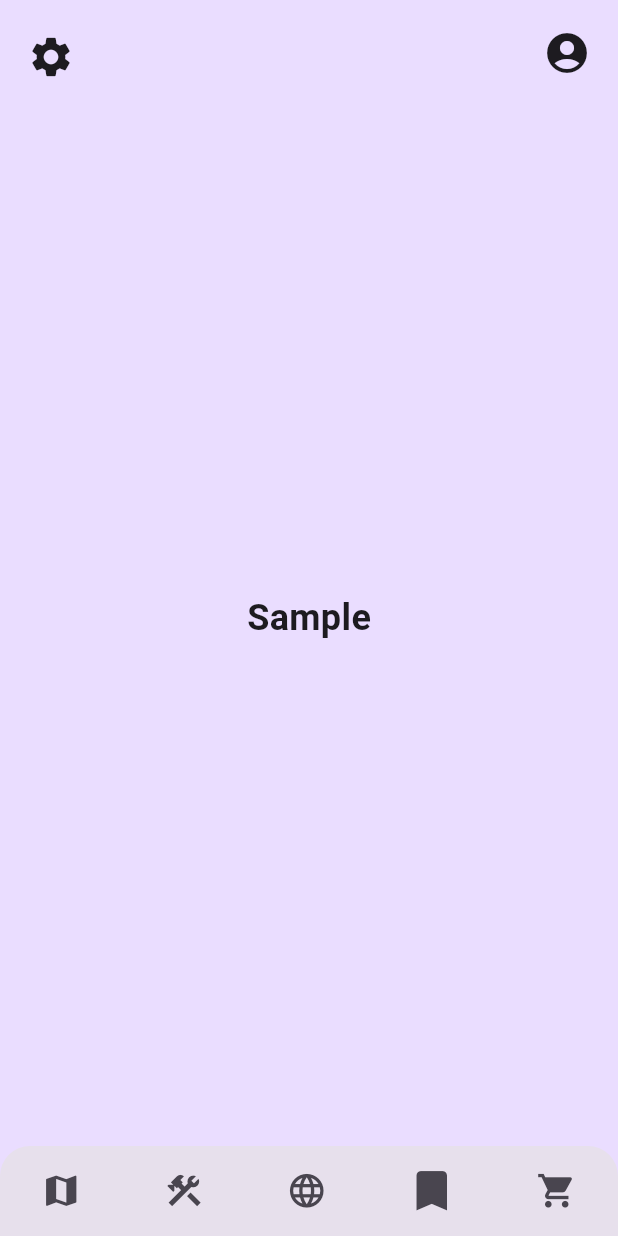
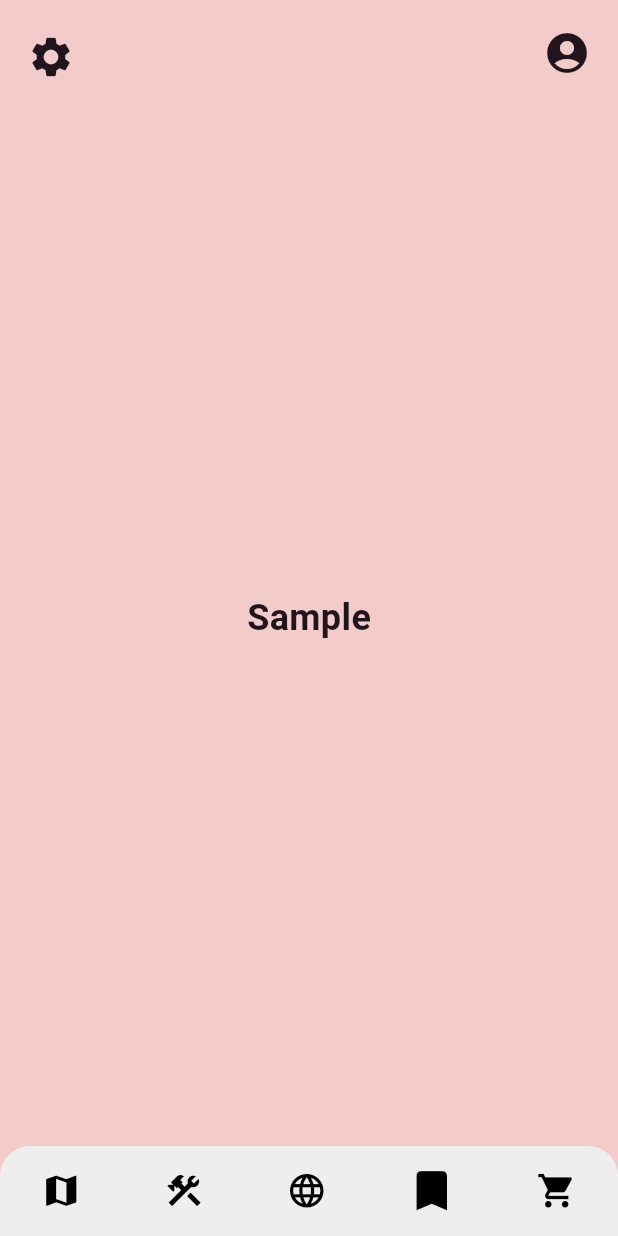
Before and after one commit to owenstuckman/RoomReady, a Flutter app: the screen it shows after launch, on a phone screen of 412 x 824 dp. Run offline on Flutter 3.47's test engine with Material 3 defaults, Android fonts, the phone set to English and light mode, and no system bars.

Commit message:
added in themes

```diff
--- a/room_ready/lib/main.dart
+++ b/room_ready/lib/main.dart
@@ -1,6 +1,7 @@
 import 'package:flutter/material.dart';
 import 'package:room_ready/home_page.dart';
 import 'package:room_ready/into_page.dart';
+import 'package:room_ready/themes.dart';
 
 void main() {
   runApp(const MyApp());
@@ -15,7 +16,6 @@ class MyApp extends StatelessWidget {
     return MaterialApp(
       title: 'Flutter Demo',
       theme: ThemeData(
-
         colorScheme: ColorScheme.fromSeed(seedColor: Colors.deepPurple),
         useMaterial3: true,
       ),
@@ -42,7 +42,7 @@ class _MyHomePageState extends State<MyHomePage> {
   Widget build(BuildContext context) {
     return MaterialApp(
         title: 'Bonvoyage',
-        //theme: Themes.themeData[snapshot.data] ?? Themes.themeData['Lavender'],
+        theme: Themes.themeData['Red'],
         builder: (context, snapshot) {
           return HomePage();
 
--- /dev/null
+++ b/room_ready/lib/themes.dart
@@ -0,0 +1,160 @@
+import 'package:flutter/material.dart';
+
+
+/*
+Themes page
+
+Allows for changing color scheme
+
+Can always be expanded on
+
+ */
+class Themes {
+  static Map<String, ThemeData> themeData = {
+    "Lavender": ThemeData(
+      colorScheme: ColorScheme(
+          //Tile color, Logo Color, button/switch color
+          primary: Color(0xff655479),
+          //Tile text color
+          onPrimary: Colors.white,
+          //Primary background color
+          primaryContainer: Color(0xffd9cbda),
+          //Secondary color
+          secondary: Color(0xffd0aec7),
+          //Secondary text color
+          onSecondary: Color(0xff5b374b),
+          //Secondary background color
+          secondaryContainer: Color(0xffdfd5e0),
+          //Zesty button color
+          tertiary: Color(0xff443454),
+          //Tertiary button text
+          onTertiary: Colors.white,
+          //Top bar on HomePage
+          tertiaryContainer: Colors.white,
+          //Container/Detail color
+          surface: Color(0xffeeeeee),
+          //Darker Container color
+          shadow: Color(0xffdcdcdc),
+          //Container Text
+          onSurface: Color(0xff21141d),
+          //Appbar, navbar
+          surfaceContainer: Color(0xfffff2fb),
+          //Text color on surfaceContainer
+          onSurfaceVariant: Colors.black,
+          error: Colors.transparent,
+          onError: Colors.transparent,
+          brightness: Brightness.light,
+      ),
+    ),
+    "Red": ThemeData(
+      colorScheme: ColorScheme(
+        primary: Color(0xffec6464),
+        onPrimary: Colors.white,
+        secondary: Color(0xfffdc5c5),
+        onSecondary: Color(0xffef3530),
+        tertiary: Color(0xffb04141),
+        onTertiary: Colors.white,
+        tertiaryContainer: Colors.white,
+        primaryContainer: Color(0xfff3cbcb),
+        secondaryContainer: Color(0xfff1dddd),
+        surface: Color(0xffeeeeee),
+        onSurface: Color(0xff21141d),
+        shadow: Color(0xffdcdcdc),
+        surfaceContainer: Color(0xffffeeee),
+        onSurfaceVariant: Colors.black,
+        error: Colors.transparent,
+        onError: Colors.transparent,
+        brightness: Brightness.light,
+      ),
+    ),
+    "Monochrome": ThemeData(
+      colorScheme: ColorScheme(
+        primary: Color(0xffc4c4c4),
+        onPrimary: Colors.black,
+        secondary: Color(0xff949494),
+        onSecondary: Colors.black,
+        tertiary: Color(0xff2a2a2a),
+        onTertiary: Colors.white,
+        tertiaryContainer: Colors.white,
+        primaryContainer: Color(0xffe8e8e8),
+        secondaryContainer: Color(0xffdedede),
+        surface: Color(0xffffffff),
+        onSurface: Color(0xff1e1e1e),
+        shadow: Color(0xffdcdcdc),
+        surfaceContainer: Color(0xffeeeeee),
+        onSurfaceVariant: Colors.black,
+        error: Colors.transparent,
+        onError: Colors.transparent,
+        brightness: Brightness.light,
+      ),
+    ),
+    "Dark": ThemeData(
+      colorScheme: ColorScheme(
+        primary: Color(0xff2a2a2a),
+        onPrimary: Color(0xffc5c5c5),
+        primaryContainer: Color(0xff565656),
+        secondary: Color(0xff484848),
+        onSecondary: Color(0xffa9a9a9),
+        secondaryContainer: Color(0xff6b6b6b),
+        tertiary: Colors.black,
+        onTertiary: Colors.white,
+        tertiaryContainer: Color(0xff2a2a2a),
+        surface: Color(0xff3a3a3a),
+        onSurface: Color(0xffbbbbbb),
+        shadow: Color(0xff313131),
+        surfaceContainer: Color(0xff313131),
+        onSurfaceVariant: Color(0xffcccccc),
+        error: Colors.transparent,
+        onError: Colors.transparent,
+        brightness: Brightness.light,
+      ),
+    ),
+    "Aquamarine": ThemeData(
+      colorScheme: ColorScheme(
+        //Tile color, Logo Color, button/switch color
+        primary: Color(0xff5178ad),
+        //Tile text color
+        onPrimary: Color(0xffdde8f3),
+        //Primary background color
+        primaryContainer: Color(0xffbecadc),
+        //Secondary color
+        secondary: Color(0xffbdd7cf),
+        //Secondary text color
+        onSecondary: Color(0xff37455b),
+        //Secondary background color
+        secondaryContainer: Color(0xffddecff),
+        //Zesty button color
+        tertiary: Color(0xff002472),
+        //Tertiary button text
+        onTertiary: Colors.white,
+        //Top bar on HomePage
+        tertiaryContainer: Color(0xfff2f6ff),
+        //Container/Detail color
+        surface: Color(0xffeeeeee),
+        //Darker Container color
+        shadow: Color(0xffdcdcdc),
+        //Container Text
+        onSurface: Color(0xff141821),
+        //Appbar, navbar
+        surfaceContainer: Color(0xffc6e5e3),
+        //Text color on surfaceContainer
+        onSurfaceVariant: Colors.black,
+        error: Colors.transparent,
+        onError: Colors.transparent,
+        brightness: Brightness.light,
+      ),
+    ),
+  };
+  static Map<String, List> themeSettings = {
+    /*
+    navBar3 - Use tertiary for navbar
+    redSprklii - Use red color for Sprklii logo
+    invertSparklii - Use onPrimary for Sparklii Logo
+    shadeLoading - Shades the loading gif with primary
+     */
+    "Red": ['navBar3'],
+    "Monochrome": ['redSprklii'],
+    "Dark" : ['invertSparklii'],
+    "Aquamarine" : ['shadeLoading']
+  };
+}
```
